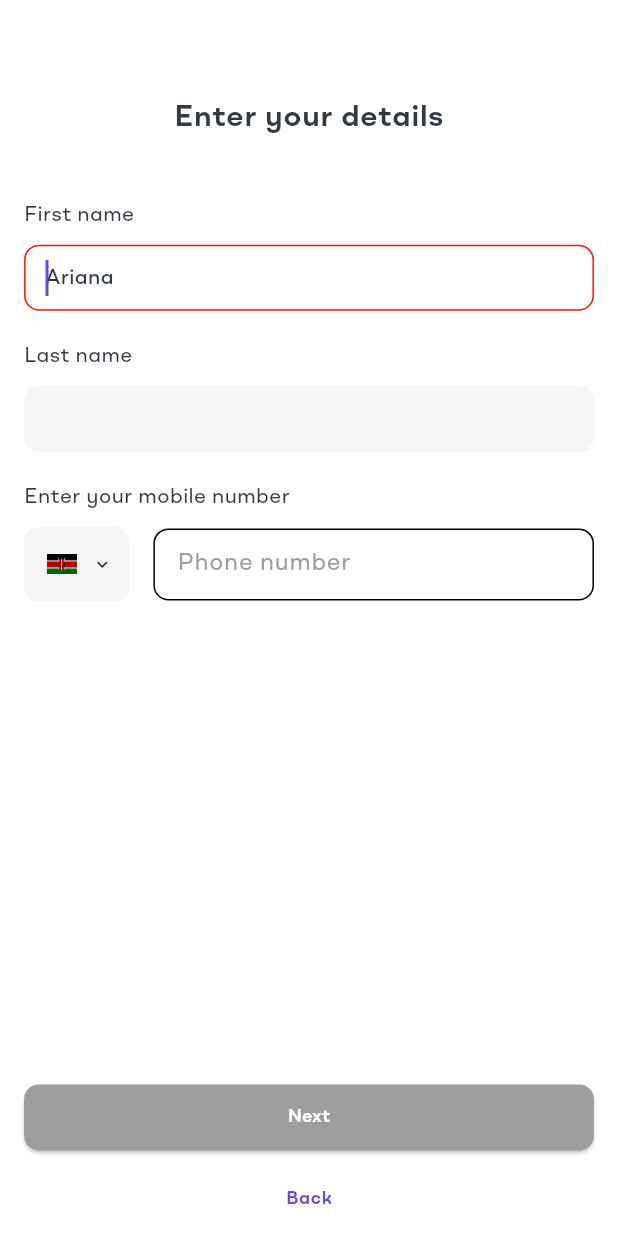
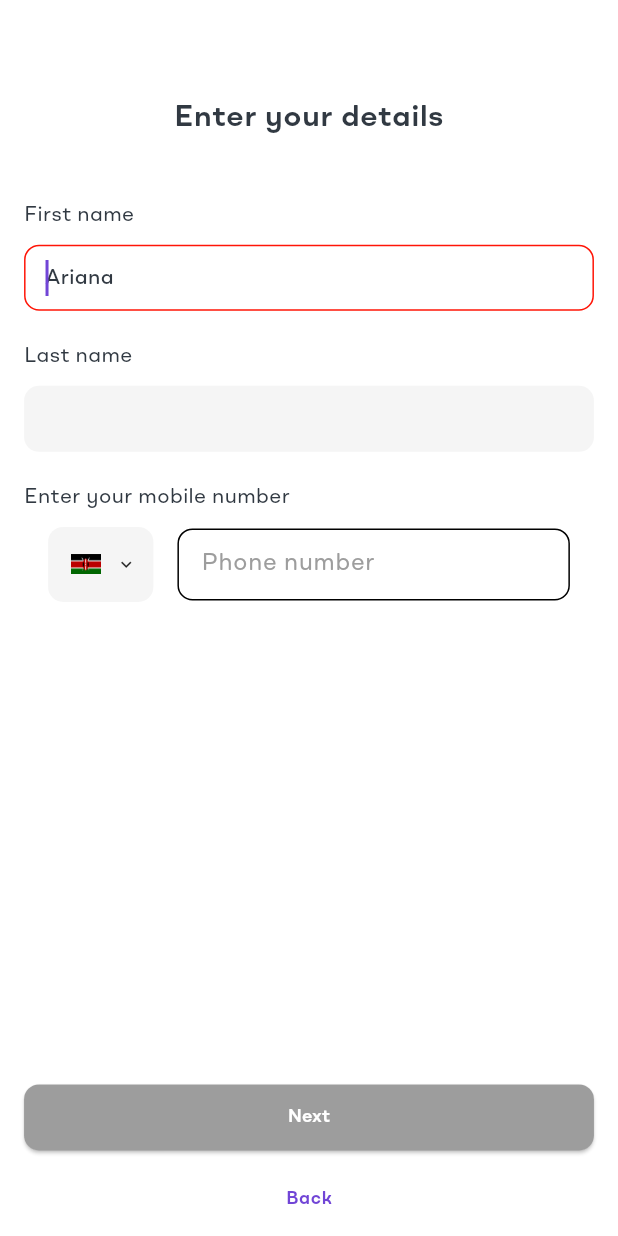
Before and after one commit to bree254/customer_hailing_app, a Flutter app: the EnterYourDetailsScreen screen opened by its route, on a phone screen of 412 x 824 dp. Run offline on Flutter 3.47's test engine with Material 3 defaults, Android fonts, the phone set to English and light mode, and no system bars; our stand-ins replace connectivity_plus, dio, firebase_core, firebase_crashlytics, firebase_messaging, flutter_dotenv and 12 more; missing offline and left inert: flutter_polyline_points, google_directions_api, jwt_decode, stomp_dart_client; accounts and stored records are empty; network calls fail; statements that could not run were skipped.

Commit message:
Feature : Ride-Requests
Modifications
-modified the custom_phone_input.dart widget and modified the length in the phone input in the details_email_sign_up_screen.dart and edit_profile_screen.dart
-displayed a no pas t history text on the trip_history_screen.dart

```diff
--- a/lib/components/phone_field/custom_phone_input.dart
+++ b/lib/components/phone_field/custom_phone_input.dart
@@ -11,26 +11,29 @@ class CustomPhoneInput extends StatefulWidget {
   final String? Function(String?)? customValidator;
   final Function(String)? onInputChanged;
   final Function(String)? onCountryCodeChanged;
-  final InputBorder? inputBorder;
-  final String? errorMessage;
-  final bool ? readOnly;
-  bool? autofocus;
+  InputBorder? inputBorder;
+  String? errorMessage;
+  TextStyle? labelStyle;
   String? labelText;
   String? outerLabelText;
-  TextStyle? labelStyle;
+  bool? autofocus;
+  final TextStyle? outerLabelStyle;
+  final FormFieldSetter<String>? onSaved;
 
-   CustomPhoneInput({
+  CustomPhoneInput({
     super.key,
     required this.controller,
+    this.labelText,
+    this.outerLabelText,
+    this.labelStyle,
+    this.autofocus,
     this.customValidator,
-     this.labelStyle,
-    this.autofocus,
     this.onInputChanged,
+    this.onCountryCodeChanged,
     this.inputBorder,
     this.errorMessage,
-    this.readOnly,
-     this.labelText,
-     this.outerLabelText, this.onCountryCodeChanged,
+    this.outerLabelStyle,
+    this.onSaved,
   });
 
   @override
@@ -67,20 +70,39 @@ class _CustomPhoneInputState extends State<CustomPhoneInput> {
     loadCountries();
   }
 
-  // Load countries
+  //load countries
   loadCountries() async {
     List<Country> countries = PhoneController.getCountriesData();
     setState(() {
       this.countries = countries;
       selectedCountry = countries.isNotEmpty ? countries[0] : null;
+      if (selectedCountry != null) {
+        widget.onCountryCodeChanged?.call(selectedCountry!.dialCode);
+      }
     });
   }
 
   @override
   Widget build(BuildContext context) {
     return Container(
+      margin: EdgeInsets.symmetric(horizontal: 16.h),
       child: Column(
+        crossAxisAlignment: CrossAxisAlignment.start,
+        mainAxisAlignment: MainAxisAlignment.start,
         children: [
+          if (widget.outerLabelText != null)
+            SizedBox(
+              height: 8.v,
+            ),
+          if (widget.outerLabelText != null)
+            Text(
+              widget.outerLabelText!,
+              style: widget.outerLabelStyle ?? AppTextStyles.labelStyle,
+            ),
+          if (widget.outerLabelText != null)
+            SizedBox(
+              height: 8.v,
+            ),
           Row(
             mainAxisAlignment: MainAxisAlignment.center,
             textBaseline: TextBaseline.alphabetic,
@@ -148,6 +170,7 @@ class _CustomPhoneInputState extends State<CustomPhoneInput> {
                       }
                       widget.onInputChanged?.call(value);
                     },
+                    onSaved: widget.onSaved,
                     // onSaved: (value) {
                     //   if (selectedCountry != null && !value!.startsWith(selectedCountry!.dialCode)) {
                     //     value = '${selectedCountry!.dialCode}$value';
--- a/lib/presentation/personal_information/edit_profile_screen.dart
+++ b/lib/presentation/personal_information/edit_profile_screen.dart
@@ -284,7 +284,7 @@ class _EditProfileScreenState extends State<EditProfileScreen> {
                       SizedBox(height: 10.v),
                       CustomPhoneInput(
                         controller: phoneController,
-                        readOnly: true,
+                        //readOnly: true,
                         onInputChanged: (value) {
                           String? newErrorMessage;
                           InputBorder newInputBorder;
```
Also changed, not shown: lib/presentation/auth/email/details_email_sign_up_screen.dart (+38 -2 lines), lib/presentation/trip_history/trip_history_screen.dart (+20 -45 lines).
